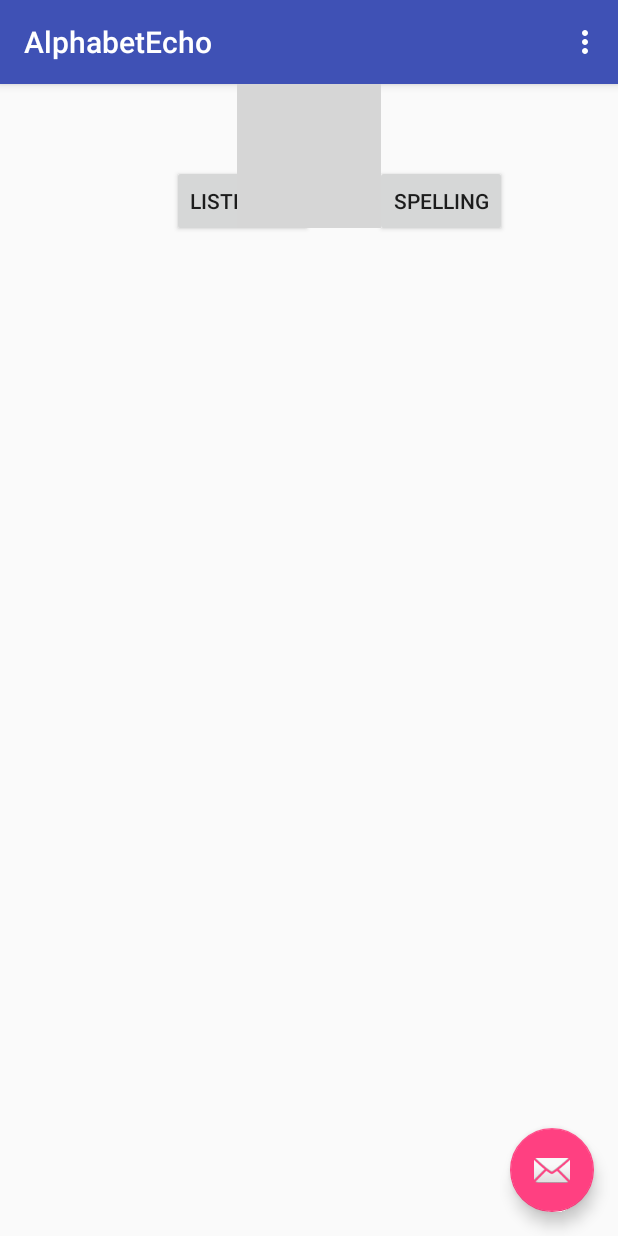
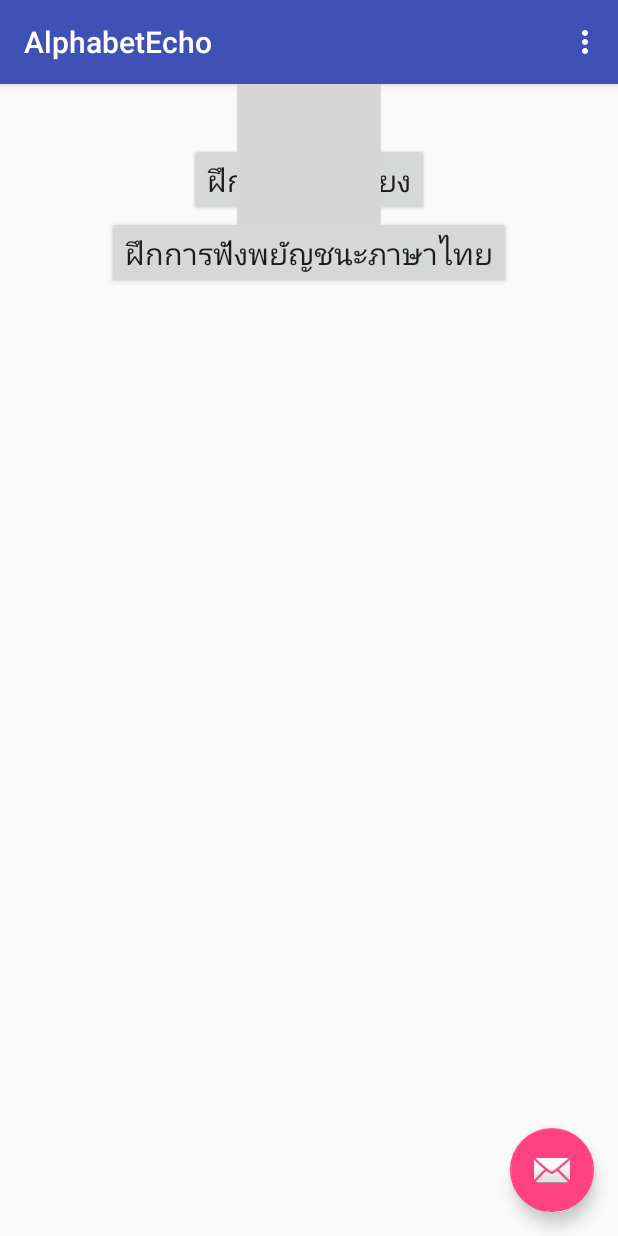
Before and after one commit to anubissmile/AlphabetEcho, an Android app: the screen it shows after launch (MainActivity), on a phone screen of 412 x 824 dp. Run offline under Robolectric (Android 15) with nearby library versions, the phone set to English and light mode, and no system bars; grey boxes are pictures that could not be loaded.

Commit message:
TEST SET SNACKBAR & TOAST
Set spelling_btn for making Snackbar
Set listening_btn for making Toast

```diff
--- a/app/src/main/java/com/roomscrumxyz/anubissmile/alphabetecho/MainActivity.java
+++ b/app/src/main/java/com/roomscrumxyz/anubissmile/alphabetecho/MainActivity.java
@@ -5,9 +5,11 @@ import android.support.design.widget.FloatingActionButton;
 import android.support.design.widget.Snackbar;
 import android.support.v7.app.AppCompatActivity;
 import android.support.v7.widget.Toolbar;
-import android.view.View;
 import android.view.Menu;
 import android.view.MenuItem;
+import android.view.View;
+import android.widget.Button;
+import android.widget.Toast;
 
 public class MainActivity extends AppCompatActivity {
 
@@ -15,12 +17,39 @@ public class MainActivity extends AppCompatActivity {
     protected void onCreate(Bundle savedInstanceState) {
         super.onCreate(savedInstanceState);
         setContentView(R.layout.activity_main);
-        Toolbar toolbar = (Toolbar) findViewById(R.id.toolbar);
-        setSupportActionBar(toolbar);
+        /**
+         * OBJECT UI BINDING
+         */
+        Button spelling_btn = (Button) findViewById(R.id.spelling_btn);
+        Button listening_btn = (Button) findViewById(R.id.listening_btn);
+
+        /**
+         * SPELLING_BTN SET ONCLICK -> THEN MAKE SNACKBAR
+         */
+        spelling_btn.setOnClickListener(new View.OnClickListener(){
+            @Override
+            public void onClick(View v) {
+                Snackbar.make(v, "Replace with your own action", Snackbar.LENGTH_LONG)
+                        .setAction("Action", null).show();
+            }
+        });
+
+        /**
+         * LISTENING_BTN SET ONCLICK -> THEN MAKE TOAST
+         */
+        listening_btn.setOnClickListener(new View.OnClickListener(){
+
+            @Override
+            public void onClick(View v) {
+                Toast.makeText(MainActivity.this,"Hi " , Toast.LENGTH_LONG).show();
+            }
+        });
 
         /**
          * FLOATING ACTIOIN BUTTON MENU
          * */
+        Toolbar toolbar = (Toolbar) findViewById(R.id.toolbar);
+        setSupportActionBar(toolbar);
         FloatingActionButton fab = (FloatingActionButton) findViewById(R.id.fab);
         fab.setOnClickListener(new View.OnClickListener() {
             @Override
--- a/app/src/main/res/layout/content_main.xml
+++ b/app/src/main/res/layout/content_main.xml
@@ -13,29 +13,26 @@
         android:layout_height="wrap_content"
         android:id="@+id/imageView"
         android:layout_centerHorizontal="true"
-        android:src="@drawable/app_index_logo" />
+        android:src="@drawable/app_index_logo"
+        android:contentDescription="LOGO_THAILAND_FLAG" />
 
     <Button
         android:layout_width="wrap_content"
         android:layout_height="wrap_content"
-        android:text="LISTENING"
+        android:text="@string/listening_btn"
         android:id="@+id/listening_btn"
-        android:layout_alignTop="@+id/spelling_btn"
-        android:layout_toLeftOf="@+id/spelling_btn"
-        android:layout_toStartOf="@+id/spelling_btn"
-        android:layout_marginRight="41dp"
-        android:layout_marginEnd="41dp" />
+        android:layout_below="@+id/spelling_btn"
+        android:layout_centerHorizontal="true"
+        android:textSize="20dip" />
     <Button
         android:layout_width="wrap_content"
         android:layout_height="wrap_content"
-        android:text="SPELLING"
+        android:text="@string/spelling_btn"
         android:id="@+id/spelling_btn"
-        android:layout_marginRight="74dp"
-        android:layout_marginEnd="74dp"
-        android:layout_marginTop="54dp"
+        android:layout_marginTop="39dp"
         android:layout_alignParentTop="true"
-        android:layout_alignParentRight="true"
-        android:layout_alignParentEnd="true" />
+        android:layout_centerHorizontal="true"
+        android:textSize="20dp" />
 
 
 
--- a/app/src/main/res/values/strings.xml
+++ b/app/src/main/res/values/strings.xml
@@ -2,4 +2,6 @@
     <string name="app_name">AlphabetEcho</string>
     <string name="action_settings">Settings</string>
     <string name="action_settings2">Info</string>
+    <string name="spelling_btn">ฝึกการออกเสียง</string>
+    <string name="listening_btn">ฝึกการฟังพยัญชนะภาษาไทย</string>
 </resources>
```
